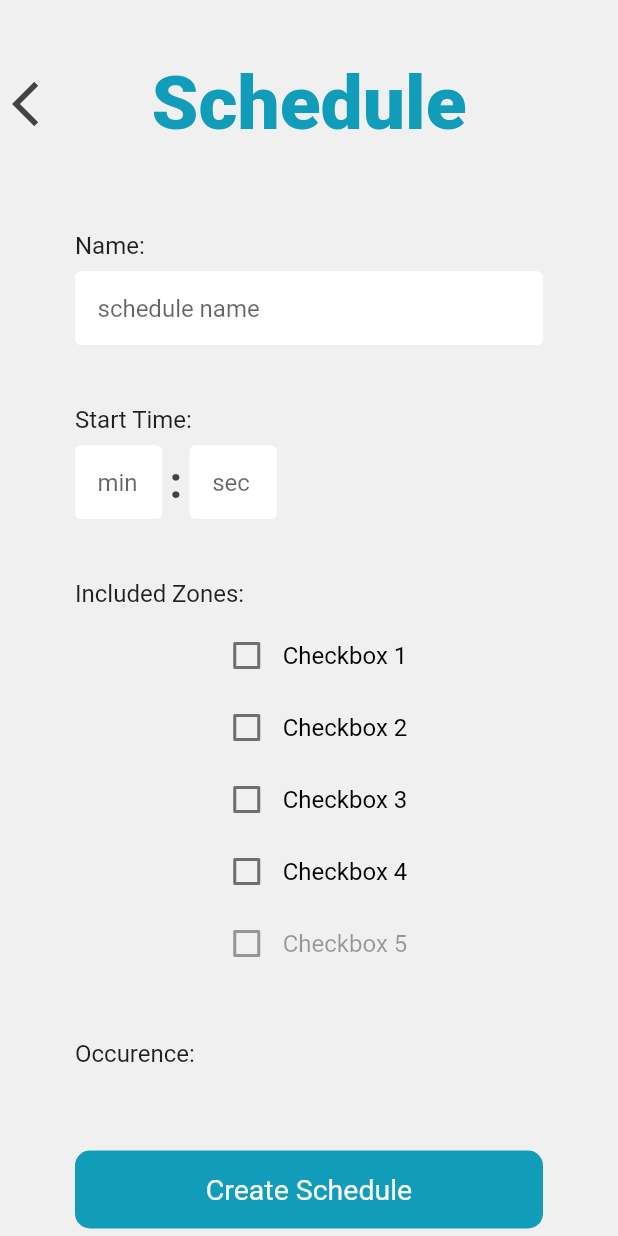
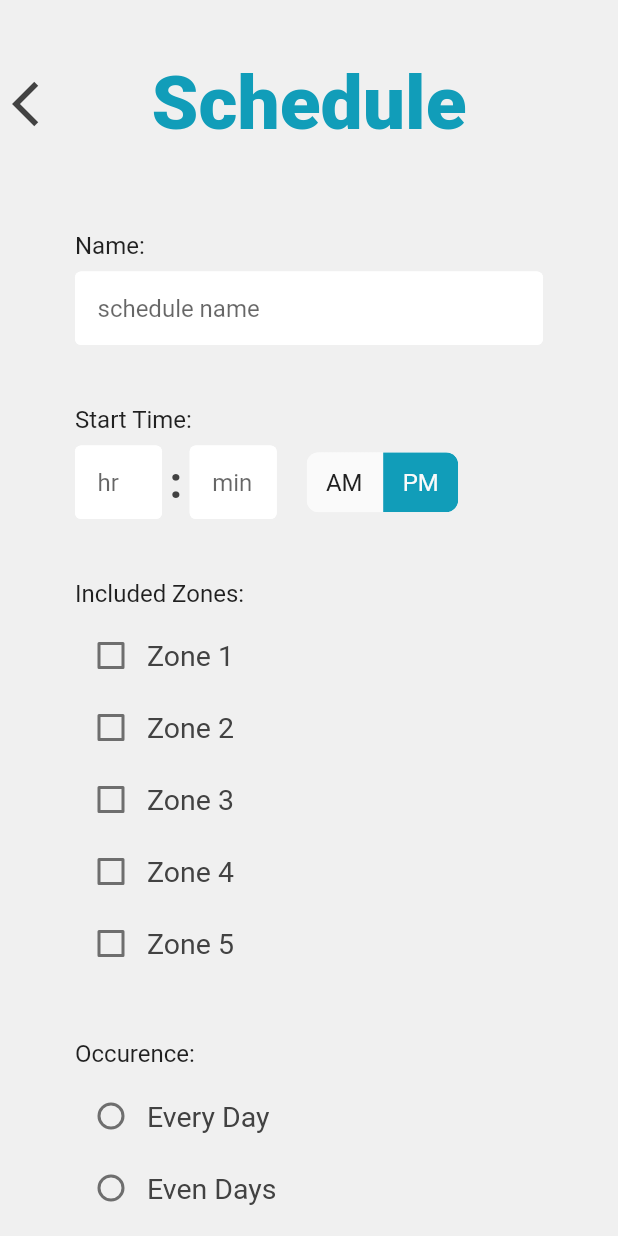
Before and after one commit to masonhorder/Sprinklers, a Flutter app: the screen it shows once a user with an empty profile is signed in, after a tap on the "add" icon, on a phone screen of 412 x 824 dp. Run offline on Flutter 3.47's test engine with Material 2 defaults, Android fonts, the phone set to English and light mode, and no system bars; drawn by our look-alikes of toggle_switch; our stand-ins replace cloud_firestore, date_format, firebase_auth, firebase_core, flutter_spinkit; accounts and stored records are empty; Roboto replaces fonts that are missing (Avenir).

Commit message:
device and schedule updates

```diff
--- a/Sprinklers/lib/main.dart
+++ b/Sprinklers/lib/main.dart
@@ -7,6 +7,7 @@ import 'package:provider/provider.dart';
 import 'package:Sprinklers/models/user.dart';
 import 'package:firebase_core/firebase_core.dart';
 import 'package:Sprinklers/notifier/schedulesNotifier.dart';
+import 'package:Sprinklers/notifier/buildNotifier.dart';
 
 
 
@@ -19,6 +20,9 @@ void main() async{
 
       ChangeNotifierProvider(
         create: (context) => SchedulesNotifier(),
+      ),
+      ChangeNotifierProvider(
+        create: (context) => BuildNotifier(),
       ),
     ],
     child: MyApp(),
--- /dev/null
+++ b/Sprinklers/lib/models/scheduleForm.dart
@@ -0,0 +1,9 @@
+class ScheduleFormParam{
+  static String scheduleName = '';
+  static String startTimeHour = '';
+  static String startTimeMinute = '';
+  static int startTimeAmPm = 0;
+  static List selectedZones = [false, false, false, false, false,false,false,false,false, false, false, false, false,false,false,false];
+  static List occurenceTypes = [[1,"Every Day"],[2,"Even Days"],[3,"Odd Days"],[4,"Week Days"],[5,"Weekends"],];
+  static int selectedOccurence;
+}
--- a/Sprinklers/lib/models/schedules.dart
+++ b/Sprinklers/lib/models/schedules.dart
@@ -1,5 +1,3 @@
-import 'package:cloud_firestore/cloud_firestore.dart';
-
 class Schedules {
   // String id;
   String name;
--- a/Sprinklers/lib/screens/home.dart
+++ b/Sprinklers/lib/screens/home.dart
@@ -1,16 +1,16 @@
-import 'package:Sprinklers/notifier/schedulesNotifier.dart';
+// import 'package:Sprinklers/notifier/schedulesNotifier.dart';
 import 'package:Sprinklers/shared/loading.dart';
 import 'package:Sprinklers/style/style.dart';
 import 'package:flutter/material.dart';
 import 'package:Sprinklers/elements/pageTitle.dart';
-import 'package:firebase_core/firebase_core.dart';
-import 'package:firebase_auth/firebase_auth.dart';
+// import 'package:firebase_core/firebase_core.dart';
+// import 'package:firebase_auth/firebase_auth.dart';
 import 'package:Sprinklers/models/user.dart';
 import 'package:Sprinklers/services/database.dart';
 import 'package:provider/provider.dart';
-import 'package:Sprinklers/services/auth.dart';
+// import 'package:Sprinklers/services/auth.dart';
 import 'package:cloud_firestore/cloud_firestore.dart';
-import 'package:Sprinklers/models/schedules.dart';
+// import 'package:Sprinklers/models/schedules.dart';
 import 'package:Sprinklers/functions/functions.dart';
 import 'package:Sprinklers/screens/scheduleForm.dart';
 
@@ -39,7 +39,7 @@ class _FeedState extends State<HomePage>{
   }
 
 
-  final FirebaseAuth _auth = FirebaseAuth.instance;
+  // final FirebaseAuth _auth = FirebaseAuth.instance;
 
 
 
--- a/Sprinklers/lib/screens/register.dart
+++ b/Sprinklers/lib/screens/register.dart
@@ -3,7 +3,6 @@ import 'package:Sprinklers/shared/constants.dart';
 import 'package:Sprinklers/shared/loading.dart';
 import 'package:Sprinklers/style/style.dart';
 import 'package:flutter/material.dart';
-import 'package:firebase_core/firebase_core.dart';
 import 'package:Sprinklers/elements/pageTitle.dart';
 import 'package:flutter/services.dart';
 
--- a/Sprinklers/lib/screens/scheduleForm.dart
+++ b/Sprinklers/lib/screens/scheduleForm.dart
@@ -1,12 +1,14 @@
-import 'package:Sprinklers/services/auth.dart';
+// import 'package:Sprinklers/services/auth.dart';
 import 'package:Sprinklers/shared/constants.dart';
-import 'package:Sprinklers/shared/loading.dart';
+// import 'package:Sprinklers/shared/loading.dart';
 import 'package:Sprinklers/style/style.dart';
 import 'package:flutter/material.dart';
-import 'package:firebase_core/firebase_core.dart';
+// import 'package:firebase_core/firebase_core.dart';
 import 'package:Sprinklers/elements/pageTitle.dart';
 import 'package:flutter/services.dart';
-
+// import 'package:Sprinklers/elements/scheduleFormExtras.dart';
+import 'package:Sprinklers/models/scheduleForm.dart';
+import 'package:toggle_switch/toggle_switch.dart';
 
 
 
@@ -21,16 +23,14 @@ class ScheduleForm extends StatefulWidget {
 
 class _ScheduleFormState extends State<ScheduleForm> {
 
-  final AuthService _auth = AuthService();
+  // final AuthService _auth = AuthService();
   final _formKey = GlobalKey<FormState>();
   String error = '';
   bool loading = false;
 
   // text field state
-  String email = '';
-  String password = '';
 
-  List checked = [false, false, false, false, false];
+
 
   @override
   Widget build(BuildContext context) {
@@ -72,7 +72,8 @@ class _ScheduleFormState extends State<ScheduleForm> {
                     SizedBox(height: 20.0),
                     // Image(image: AssetImage('images/sprinklerImage.png'), width: 90,),
                     SizedBox(height: 35.0),
-                    SingleChildScrollView(
+                    Expanded(
+                      child: SingleChildScrollView(
                         child: Column(
                           children:[
 
@@ -87,7 +88,7 @@ class _ScheduleFormState extends State<ScheduleForm> {
                                 decoration: textInputDecoration.copyWith(hintText: 'schedule name'),
                                 validator: (val) => val.isEmpty ? 'schedule name' : null,
                                 onChanged: (val) {
-                                setState(() => email = val);
+                                  setState(() => ScheduleFormParam.scheduleName = val);
                                 },
                               ),
                             ),
@@ -104,10 +105,10 @@ class _ScheduleFormState extends State<ScheduleForm> {
                                   width:58,
                                   // height: 100,
                                   child: TextFormField(
-                                  decoration: textInputDecoration.copyWith(hintText: 'min'),
-                                  validator: (val) => val.isEmpty ? 'min' : null,
+                                    decoration: textInputDecoration.copyWith(hintText: 'hr'),
+                                    validator: (val) => val.isEmpty ? 'hr' : null,
                                     onChanged: (val) {
-                                    setState(() => email = val);
+                                      setState(() => ScheduleFormParam.startTimeHour = val);
                                     },
                                   ),
                                 ),
@@ -118,13 +119,28 @@ class _ScheduleFormState extends State<ScheduleForm> {
                                   width:58,
                                   // height: 100,
                                   child: TextFormField(
-                                  decoration: textInputDecoration.copyWith(hintText: 'sec'),
+                                    decoration: textInputDecoration.copyWith(hintText: 'min'),
                                     validator: (val) => val.isEmpty ? 'min' : null,
                                     onChanged: (val) {
-                                    setState(() => email = val);
+                                      setState(() => ScheduleFormParam.startTimeMinute = val);
                                     },
                                   ),
                                 ),
+                                SizedBox(width:20),
+                                ToggleSwitch(
+                                  minWidth: 50,
+                                  minHeight: 40,
+                                  fontSize: 16.0,
+                                  initialLabelIndex: 1,
+                                  activeBgColor: sprinklerBlue,
+                                  activeFgColor: whiteFontColor,
+                                  inactiveBgColor: whiteFontColor,
+                                  inactiveFgColor: Colors.grey[900],
+                                  labels: ['AM', 'PM'],
+                                  onToggle: (index) {
+                                    // print('switched to: $index');
+                                  },
+                                )
                               ]
                             ),
 
@@ -134,35 +150,65 @@ class _ScheduleFormState extends State<ScheduleForm> {
                               alignment: Alignment.centerLeft,
                               child: Text("Included Zones:", style: TextStyle(fontSize:16)),
                             ),
-                          Column(
+                            Container(
+                              // color: sprinklerBlue,
+                              padding: EdgeInsets.only(left:50,right:50),
+                              child: Column(
                                 children: [
 
                                   for (var i = 0; i < 5; i += 1)
                                     Row(
                                       children: [
                                         Checkbox(
-                                      onChanged: i == 4 ? null : (bool value) {
+                                          onChanged: (bool value) {
                                             setState(() {
-                                          checked[i] = value;
+                                              ScheduleFormParam.selectedZones[i] = value;
                                             });
                                           },
-                                      tristate: i == 1,
-                                      value: checked[i],
-                                      activeColor: Color(0xFF6200EE),
+                                          value: ScheduleFormParam.selectedZones[i],
+                                          activeColor: sprinklerBlue,
                                         ),
                                         Text(
-                                      'Checkbox ${i + 1}',
-                                      style: Theme.of(context).textTheme.subtitle1.copyWith(color: i == 4 ? Colors.black38 : Colors.black),
+                                          'Zone ${i + 1}',
+                                          style: basicBlack,
                                         ),
                                       ],
-                                  mainAxisAlignment: MainAxisAlignment.center,
+                                      // mainAxisAlignment: MainAxisAlignment.center,
                                     ),
                                 ],
+                              ),
                             ),
                             Container(
                               padding: EdgeInsets.only(left:50, right: 50, bottom: 8, top:40),
                               alignment: Alignment.centerLeft,
                               child: Text("Occurence:", style: TextStyle(fontSize:16)),
+                            ),
+                            Container(
+                              // color: sprinklerBlue,
+                              padding: EdgeInsets.only(left:50,right:50),
+                              child: Column(
+                                children: [
+
+                                  for (var item in ScheduleFormParam.occurenceTypes)
+                                    Row(
+                                      children: [
+                                        Radio(
+                                          groupValue: ScheduleFormParam.selectedOccurence,
+                                          onChanged: (var value) {
+                                            setState(() {
+                                              ScheduleFormParam.selectedOccurence = value;
+                                            });
+                                          },
+                                          value: item[0],
+                                          activeColor: sprinklerBlue,
+                                        ),
+                                        Text(item[1],style: basicBlack,),
+
+                                      ],
+                                      // mainAxisAlignment: MainAxisAlignment.center,
+                                    ),
+                                ],
+                              ),
                             ),
                             SizedBox(height: 20.0),
 
@@ -206,6 +252,7 @@ class _ScheduleFormState extends State<ScheduleForm> {
                           ]
                         )
                       )
+                    )
                   ],
                 )
               ),
--- a/Sprinklers/lib/screens/sign_in.dart
+++ b/Sprinklers/lib/screens/sign_in.dart
@@ -3,7 +3,7 @@ import 'package:Sprinklers/shared/constants.dart';
 import 'package:Sprinklers/shared/loading.dart';
 import 'package:Sprinklers/style/style.dart';
 import 'package:flutter/material.dart';
-import 'package:firebase_core/firebase_core.dart';
+// import 'package:firebase_core/firebase_core.dart';
 import 'package:Sprinklers/elements/pageTitle.dart';
 import 'package:flutter/services.dart';
 
@@ -54,7 +54,7 @@ class _SignInState extends State<SignIn> {
             child: Column(
               children: <Widget>[
                 SizedBox(height: 20.0),
-                pageTitle(context, "New Schedule", false, true),
+                pageTitle(context, "Sign In", false, false),
                 SizedBox(height: 20.0),
                 Image(image: AssetImage('images/sprinklerImage.png'), width: 90,),
                 SizedBox(height: 35.0),
--- a/Sprinklers/lib/screens/wrapper.dart
+++ b/Sprinklers/lib/screens/wrapper.dart
@@ -3,7 +3,7 @@ import 'package:Sprinklers/screens/authenticate.dart';
 import 'package:Sprinklers/screens/home.dart';
 import 'package:flutter/material.dart';
 import 'package:provider/provider.dart';
-import 'package:firebase_core/firebase_core.dart';
+// import 'package:firebase_core/firebase_core.dart';
 
 class Wrapper extends StatelessWidget {
 
--- a/Sprinklers/lib/services/auth.dart
+++ b/Sprinklers/lib/services/auth.dart
@@ -1,7 +1,7 @@
 import 'package:Sprinklers/models/user.dart';
 import 'package:Sprinklers/services/database.dart';
 import 'package:firebase_auth/firebase_auth.dart';
-import 'package:firebase_core/firebase_core.dart';
+// import 'package:firebase_core/firebase_core.dart';
 
 
 class AuthService {
--- a/Sprinklers/pubspec.yaml
+++ b/Sprinklers/pubspec.yaml
@@ -31,6 +31,7 @@ dependencies:
   flutter_spinkit:
   after_init:
   date_format:
+  toggle_switch: "^0.1.8"
 
 
   # The following adds the Cupertino Icons font to your application.
```
Also changed, not shown: Sprinklers/lib/elements/scheduleFormExtras.dart (added, +37 -0 lines), Sprinklers/lib/functions/functions.dart (+16 -9 lines), Sprinklers/lib/models/build.dart (added, +26 -0 lines), Sprinklers/lib/notifier/buildNotifier.dart (added, +27 -0 lines), Sprinklers/lib/screens/settings.dart (+4 -4 lines), Sprinklers/lib/screens/settings/account.dart (+6 -12 lines), Sprinklers/lib/screens/settings/devices.dart (+25 -11 lines), Sprinklers/lib/services/database.dart (+21 -6 lines), Sprinklers/lib/screens/settings/editDevice.dart (added), Sprinklers/pubspec.lock. Lines whose indentation alone changed are shown as unchanged.
